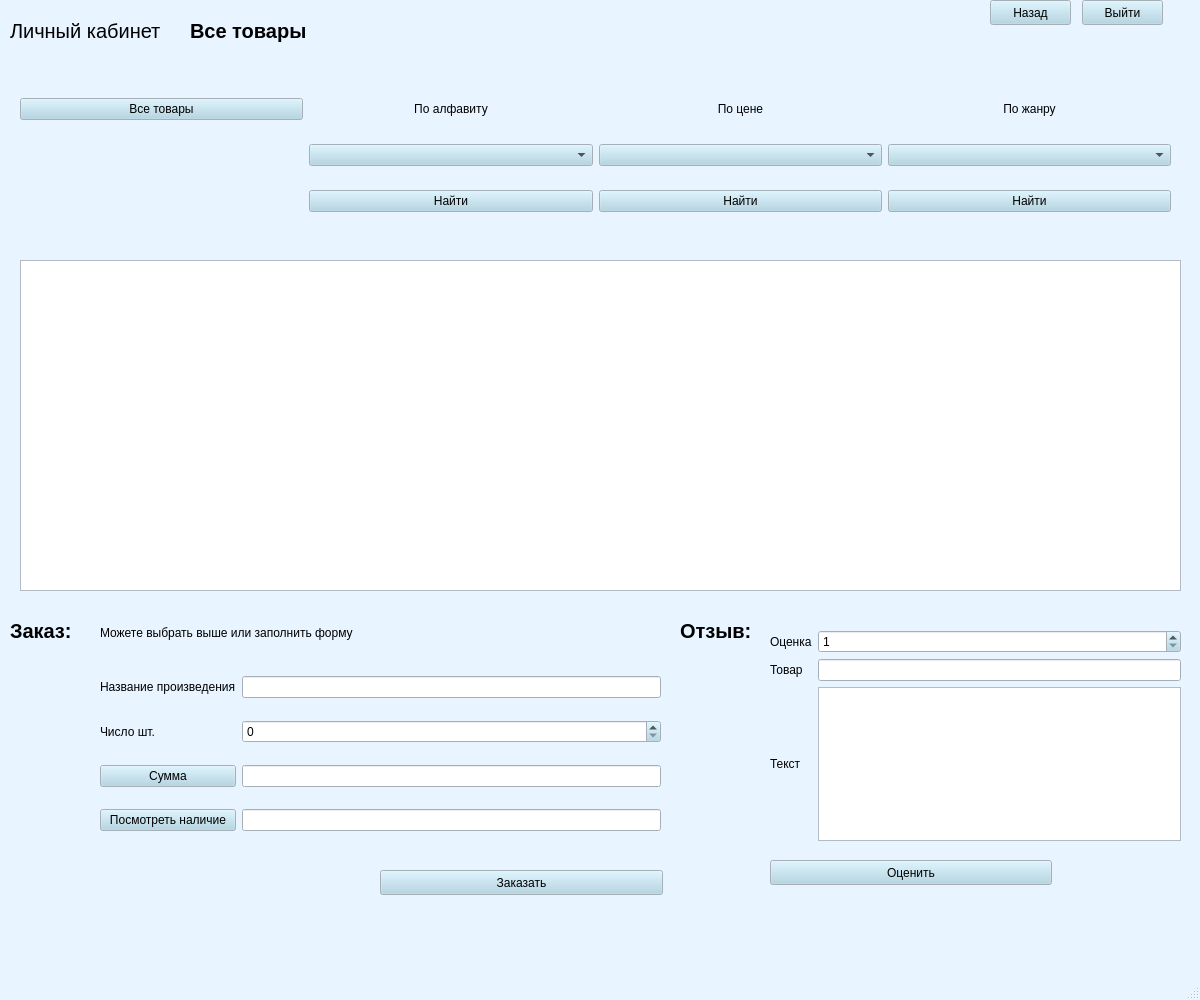
Above: windows/customer_menu_data.ui from KristinaBu/aisDB before the change. Below: the same form after it.
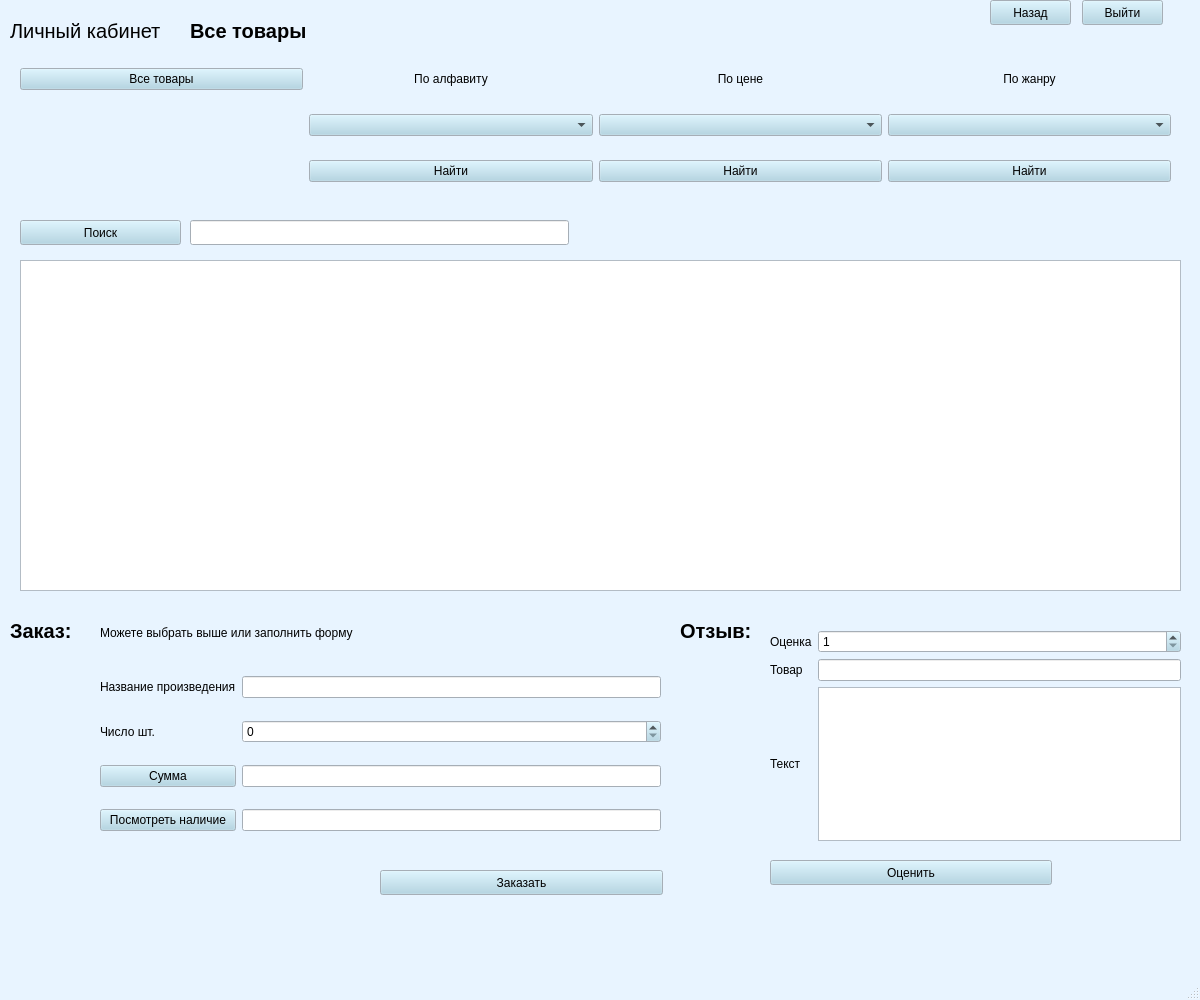
That is the form after the change.

Diff of the .ui file:
```diff
--- a/windows/customer_menu_data.ui
+++ b/windows/customer_menu_data.ui
@@ -487,7 +487,7 @@
     <property name="geometry">
      <rect>
       <x>20</x>
-      <y>80</y>
+      <y>50</y>
       <width>1151</width>
       <height>151</height>
      </rect>
@@ -993,6 +993,29 @@
      <string>Назад</string>
     </property>
    </widget>
+   <widget class="QLineEdit" name="name_2">
+    <property name="geometry">
+     <rect>
+      <x>190</x>
+      <y>220</y>
+      <width>379</width>
+      <height>25</height>
+     </rect>
+    </property>
+   </widget>
+   <widget class="QPushButton" name="sum_2">
+    <property name="geometry">
+     <rect>
+      <x>20</x>
+      <y>220</y>
+      <width>161</width>
+      <height>25</height>
+     </rect>
+    </property>
+    <property name="text">
+     <string>Поиск</string>
+    </property>
+   </widget>
   </widget>
   <widget class="QMenuBar" name="menubar">
    <property name="geometry">
```
Left out of the diff: 48 changed lines with no effect on the pictures.
